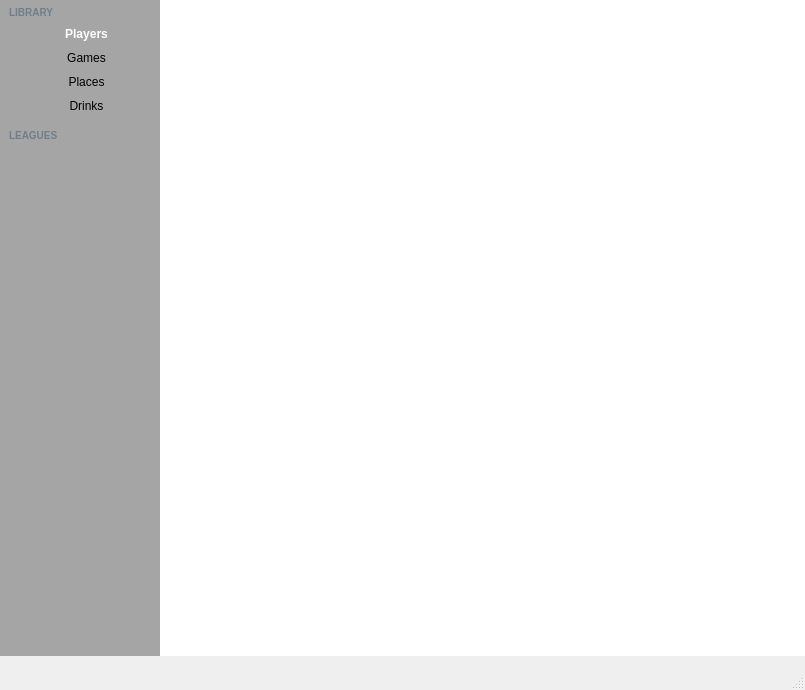
Above: src/ui/mainwindow.ui from lbproductions/psnewmodel before the change. Below: the same form after it.
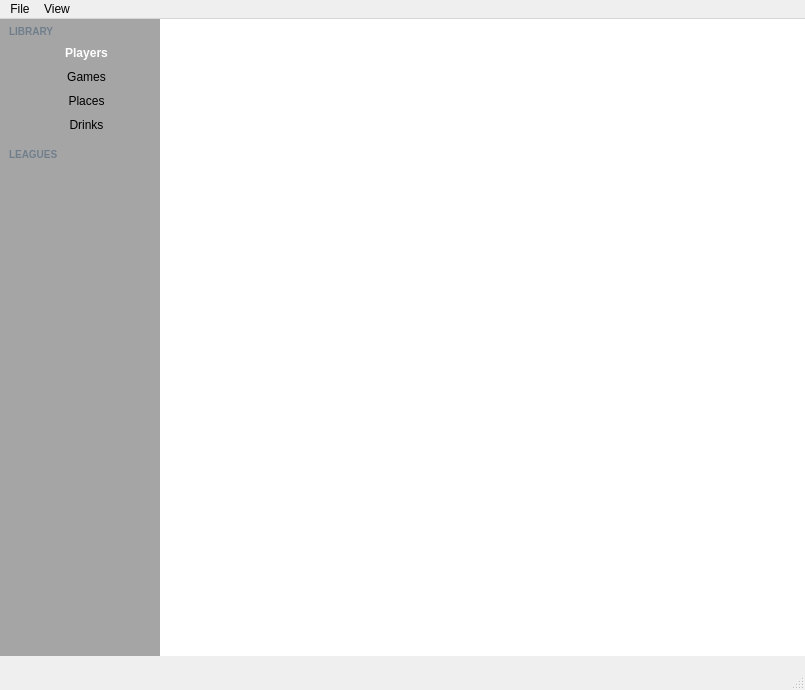
That is the form after the change. Icons and pictures are not drawn.

Commit message: Fix: Opening a  MainWindow crashed because of my assertion in MenuBar

What changed in the file:
```diff
--- a/src/ui/mainwindow.ui
+++ b/src/ui/mainwindow.ui
@@ -344,6 +344,34 @@
     </size>
    </property>
   </widget>
+  <widget class="QMenuBar" name="menuBar">
+   <property name="geometry">
+    <rect>
+     <x>0</x>
+     <y>0</y>
+     <width>805</width>
+     <height>22</height>
+    </rect>
+   </property>
+   <widget class="QMenu" name="menuView">
+    <property name="title">
+     <string>View</string>
+    </property>
+    <addaction name="actionPlayers"/>
+    <addaction name="actionGames"/>
+    <addaction name="actionPlaces"/>
+    <addaction name="actionDrinks"/>
+   </widget>
+   <widget class="QMenu" name="menuFile">
+    <property name="title">
+     <string>File</string>
+    </property>
+    <addaction name="actionNew_Game"/>
+    <addaction name="actionInformation"/>
+   </widget>
+   <addaction name="menuFile"/>
+   <addaction name="menuView"/>
+  </widget>
   <action name="actionPlayers">
    <property name="checkable">
     <bool>true</bool>
```
Left out of the diff: 66 changed lines with no effect on the pictures. The commit also changes 2 other files.
